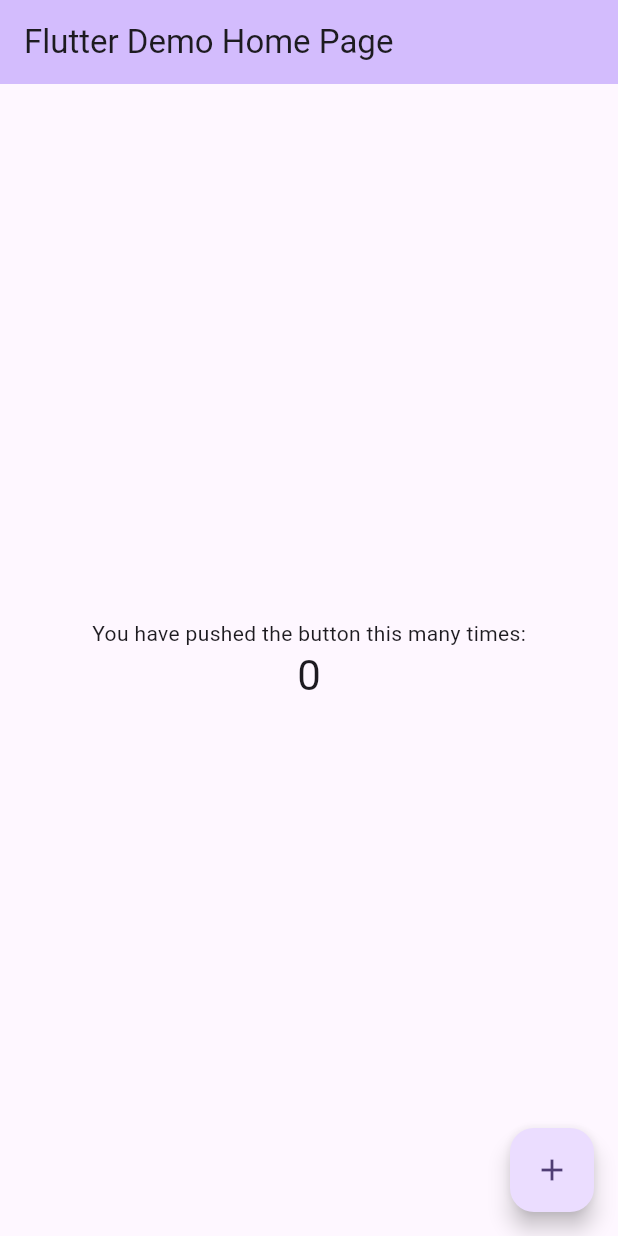
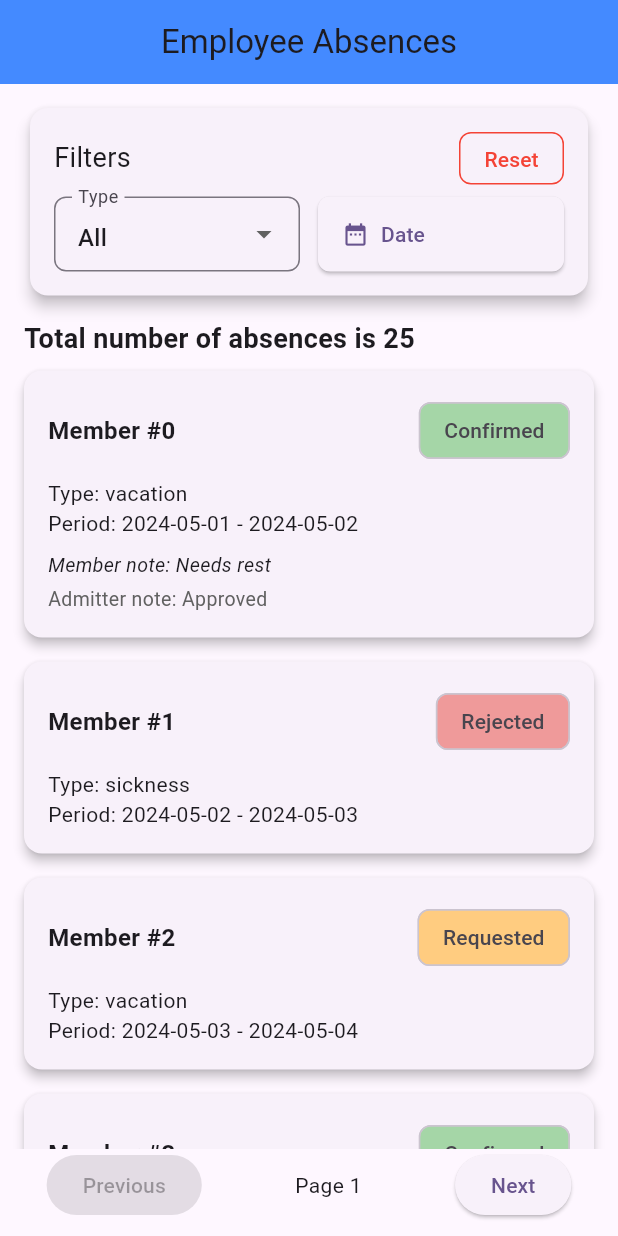
Before and after one commit to melikamehrdad/crewmeister-coding-challenge, a Flutter app: the screen it shows after launch, on a phone screen of 412 x 824 dp. Run offline on Flutter 3.47's test engine with Material 3 defaults, Android fonts, the phone set to English and light mode, and no system bars.

Commit message:
Create UI with mock data, add some new folder structure, add intel package

```diff
--- /dev/null
+++ b/lib/data/models/models.dart
@@ -0,0 +1 @@
+export 'responses/responses.dart';
--- /dev/null
+++ b/lib/data/models/responses/responses.dart
@@ -0,0 +1,2 @@
+export 'absences_model.dart';
+export 'members_model.dart';
--- /dev/null
+++ b/lib/domain/entities/entities.dart
@@ -0,0 +1 @@
+export 'responses/responses.dart';
--- /dev/null
+++ b/lib/domain/entities/responses/absences.dart
@@ -0,0 +1,101 @@
+class AbsencesResponse {
+  final String message;
+  final List<Absence> payload;
+
+  AbsencesResponse({
+    required this.message,
+    required this.payload,
+  });
+
+  factory AbsencesResponse.fromJson(Map<String, dynamic> json) {
+    return AbsencesResponse(
+      message: json['message'] as String,
+      payload: (json['payload'] as List<dynamic>)
+          .map((item) => Absence.fromJson(item as Map<String, dynamic>))
+          .toList(),
+    );
+  }
+
+  Map<String, dynamic> toJson() {
+    return {
+      'message': message,
+      'payload': payload.map((absence) => absence.toJson()).toList(),
+    };
+  }
+}
+
+class Absence {
+  final int? admitterId;
+  final String admitterNote;
+  final String? confirmedAt;
+  final String createdAt;
+  final int crewId;
+  final String endDate;
+  final int id;
+  final String memberNote;
+  final String? rejectedAt;
+  final String startDate;
+  final String type;
+  final int userId;
+  final String status;
+
+  Absence({
+    this.admitterId,
+    required this.admitterNote,
+    this.confirmedAt,
+    required this.createdAt,
+    required this.crewId,
+    required this.endDate,
+    required this.id,
+    required this.memberNote,
+    this.rejectedAt,
+    required this.startDate,
+    required this.type,
+    required this.userId,
+    required this.status,
+  });
+
+  factory Absence.fromJson(Map<String, dynamic> json) {
+    String status;
+    if (json['confirmedAt'] != null) {
+      status = 'Confirmed';
+    } else if (json['rejectedAt'] != null) {
+      status = 'Rejected';
+    } else {
+      status = 'Requested';
+    }
+
+    return Absence(
+      admitterId: json['admitterId'] as int?,
+      admitterNote: json['admitterNote'] as String,
+      confirmedAt: json['confirmedAt'] as String?,
+      createdAt: json['createdAt'] as String,
+      crewId: json['crewId'] as int,
+      endDate: json['endDate'] as String,
+      id: json['id'] as int,
+      memberNote: json['memberNote'] as String,
+      rejectedAt: json['rejectedAt'] as String?,
+      startDate: json['startDate'] as String,
+      type: json['type'] as String,
+      userId: json['userId'] as int,
+      status: status,
+    );
+  }
+
+  Map<String, dynamic> toJson() {
+    return {
+      'admitterId': admitterId,
+      'admitterNote': admitterNote,
+      'confirmedAt': confirmedAt,
+      'createdAt': createdAt,
+      'crewId': crewId,
+      'endDate': endDate,
+      'id': id,
+      'memberNote': memberNote,
+      'rejectedAt': rejectedAt,
+      'startDate': startDate,
+      'type': type,
+      'userId': userId,
+    };
+  }
+}
--- /dev/null
+++ b/lib/domain/entities/responses/members.dart
@@ -0,0 +1,59 @@
+class MembersResponse {
+  final String message;
+  final List<Member> payload;
+
+  MembersResponse({
+    required this.message,
+    required this.payload,
+  });
+
+  factory MembersResponse.fromJson(Map<String, dynamic> json) {
+    return MembersResponse(
+      message: json['message'],
+      payload: List<Member>.from(json['payload'].map((x) => Member.fromJson(x))),
+    );
+  }
+
+  Map<String, dynamic> toJson() {
+    return {
+      'message': message,
+      'payload': List<dynamic>.from(payload.map((x) => x.toJson())),
+    };
+  }
+}
+
+class Member {
+  final int crewId;
+  final int id;
+  final String image;
+  final String name;
+  final int userId;
+
+  Member({
+    required this.crewId,
+    required this.id,
+    required this.image,
+    required this.name,
+    required this.userId,
+  });
+
+  factory Member.fromJson(Map<String, dynamic> json) {
+    return Member(
+      crewId: json['crewId'],
+      id: json['id'],
+      image: json['image'],
+      name: json['name'],
+      userId: json['userId'],
+    );
+  }
+
+  Map<String, dynamic> toJson() {
+    return {
+      'crewId': crewId,
+      'id': id,
+      'image': image,
+      'name': name,
+      'userId': userId,
+    };
+  }
+}
--- /dev/null
+++ b/lib/domain/entities/responses/responses.dart
@@ -0,0 +1,2 @@
+export 'absences.dart';
+export 'members.dart';
--- a/lib/main.dart
+++ b/lib/main.dart
@@ -1,3 +1,4 @@
+import 'package:code_challenge/view/view.dart';
 import 'package:flutter/material.dart';
 
 void main() {
@@ -10,59 +11,13 @@ class MyApp extends StatelessWidget {
   @override
   Widget build(BuildContext context) {
     return MaterialApp(
-      title: 'Flutter Demo',
+      debugShowCheckedModeBanner: false,
+      title: 'Employee Absences',
       theme: ThemeData(
         colorScheme: ColorScheme.fromSeed(seedColor: Colors.deepPurple),
         useMaterial3: true,
       ),
-      home: const MyHomePage(title: 'Flutter Demo Home Page'),
+      home: const AbsencesScreen(),
     );
   }
 }
-
-class MyHomePage extends StatefulWidget {
-  const MyHomePage({super.key, required this.title});
-  final String title;
-
-  @override
-  State<MyHomePage> createState() => _MyHomePageState();
-}
-
-class _MyHomePageState extends State<MyHomePage> {
-  int _counter = 0;
-
-  void _incrementCounter() {
-    setState(() {
-      _counter++;
-    });
-  }
-
-  @override
-  Widget build(BuildContext context) {
-    return Scaffold(
-      appBar: AppBar(
-        backgroundColor: Theme.of(context).colorScheme.inversePrimary,
-        title: Text(widget.title),
-      ),
-      body: Center(
-        child: Column(
-          mainAxisAlignment: MainAxisAlignment.center,
-          children: <Widget>[
-            const Text(
-              'You have pushed the button this many times:',
-            ),
-            Text(
-              '$_counter',
-              style: Theme.of(context).textTheme.headlineMedium,
-            ),
-          ],
-        ),
-      ),
-      floatingActionButton: FloatingActionButton(
-        onPressed: _incrementCounter,
-        tooltip: 'Increment',
-        child: const Icon(Icons.add),
-      ),
-    );
-  }
-}
--- /dev/null
+++ b/lib/view/pages/absences_page.dart
@@ -0,0 +1,286 @@
+
+import 'package:code_challenge/domain/entities/entities.dart';
+import 'package:flutter/material.dart';
+import 'package:intl/intl.dart';
+
+class AbsencesScreen extends StatefulWidget {
+  const AbsencesScreen({super.key});
+
+  @override
+  State<AbsencesScreen> createState() => _AbsencesScreenState();
+}
+
+class _AbsencesScreenState extends State<AbsencesScreen> {
+  final int _pageSize = 10;
+  List<Absence> _absences = [];
+  List<Absence> _filteredAbsences = [];
+  int _currentPage = 0;
+  String _selectedType = 'All';
+  DateTimeRange? _selectedDateRange;
+
+  @override
+  void initState() {
+    super.initState();
+    _loadFakeData();
+  }
+
+  void _loadFakeData() {
+    _absences = List.generate(
+        25,
+        (index) => Absence(
+              userId: index,
+              type: index % 2 == 0 ? "vacation" : "sickness",
+              startDate:
+                  "2024-05-${((index % 28) + 1).toString().padLeft(2, '0')}",
+              endDate:
+                  "2024-05-${((index % 28) + 2).toString().padLeft(2, '0')}",
+              memberNote: index % 3 == 0 ? "Needs rest" : "",
+              admitterNote: index % 5 == 0 ? "Approved" : "",
+              status: ["Confirmed", "Rejected", "Requested"][index % 3],
+              createdAt: "2024-05-${(index % 28) + 1}",
+              crewId: index + 1,
+              id: index,
+            ));
+    _filteredAbsences = _absences;
+  }
+
+  void _filterAbsences() {
+    setState(() {
+      _filteredAbsences = _absences.where((absence) {
+        final matchType =
+            _selectedType == 'All' || absence.type == _selectedType;
+        final matchDate = _selectedDateRange == null ||
+            (DateTime.parse(absence.startDate)
+                    .isAfter(_selectedDateRange!.start) &&
+                DateTime.parse(absence.endDate)
+                    .isBefore(_selectedDateRange!.end));
+        return matchType && matchDate;
+      }).toList();
+    });
+  }
+
+  void _resetFilters() {
+    setState(() {
+      _selectedType = 'All';
+      _selectedDateRange = null;
+    });
+    _filterAbsences();
+  }
+
+  Color _getStatusColor(String status) {
+    switch (status) {
+      case 'Confirmed':
+        return Colors.green.shade200;
+      case 'Rejected':
+        return Colors.red.shade200;
+      default:
+        return Colors.orange.shade200;
+    }
+  }
+
+  Widget _buildFilters() {
+    return Padding(
+      padding: const EdgeInsets.symmetric(horizontal: 16.0, vertical: 12.0),
+      child: Card(
+        elevation: 4,
+        shape: RoundedRectangleBorder(borderRadius: BorderRadius.circular(12)),
+        child: Padding(
+          padding: const EdgeInsets.all(16.0),
+          child: Column(
+            crossAxisAlignment: CrossAxisAlignment.start,
+            children: [
+              Row(
+                children: [
+                  const Text('Filters', style: TextStyle(fontSize: 18)),
+                  const Spacer(),
+                  SizedBox(
+                    height: 35,
+                    width: 70,
+                    child: TextButton(
+                      onPressed: _resetFilters,
+                      style: TextButton.styleFrom(
+                        shape: RoundedRectangleBorder(
+                          borderRadius: BorderRadius.circular(8),
+                          side: const BorderSide(color: Colors.red),
+                        ),
+                      ),
+                      child: const Text('Reset',
+                          style: TextStyle(color: Colors.red)),
+                    ),
+                  ),
+                ],
+              ),
+              const SizedBox(height: 8),
+              Row(
+                children: [
+                  Expanded(
+                    child: SizedBox(
+                      height: 50,
+                      child: DropdownButtonFormField<String>(
+                        value: _selectedType,
+                        onChanged: (value) {
+                          setState(() => _selectedType = value!);
+                          _filterAbsences();
+                        },
+                        decoration: InputDecoration(
+                          labelText: 'Type',
+                          border: OutlineInputBorder(
+                              borderRadius: BorderRadius.circular(8)),
+                        ),
+                        items: ['All', 'vacation', 'sickness']
+                            .map((type) => DropdownMenuItem(
+                                value: type, child: Text(type)))
+                            .toList(),
+                      ),
+                    ),
+                  ),
+                  const SizedBox(width: 12),
+                  Expanded(
+                    child: SizedBox(
+                      height: 50,
+                      child: ElevatedButton.icon(
+                        onPressed: () async {
+                          final picked = await showDateRangePicker(
+                            context: context,
+                            firstDate: DateTime(2020),
+                            lastDate: DateTime(2025),
+                            initialDateRange: _selectedDateRange,
+                            currentDate: DateTime.now(),
+                          );
+                          if (picked != null) {
+                            setState(() => _selectedDateRange = picked);
+                            _filterAbsences();
+                          }
+                        },
+                        icon: const Icon(Icons.date_range),
+                        label: Text(
+                          _selectedDateRange == null
+                              ? 'Date'
+                              : '${DateFormat('dd MMM').format(_selectedDateRange!.start)} - ${DateFormat('dd MMM').format(_selectedDateRange!.end)}',
+                          maxLines: 1,
+                          overflow: TextOverflow.ellipsis,
+                        ),
+                        style: ElevatedButton.styleFrom(
+                          shape: RoundedRectangleBorder(
+                            borderRadius: BorderRadius.circular(8),
+                          ),
+                          alignment: Alignment.centerLeft,
+                        ),
+                      ),
+                    ),
+                  ),
+                ],
+              ),
+            ],
+          ),
+        ),
+      ),
+    );
+  }
+
+  Widget _buildAbsenceCard(Absence absence) {
+    return Card(
+      margin: const EdgeInsets.symmetric(horizontal: 16, vertical: 8),
+      elevation: 3,
+      shape: RoundedRectangleBorder(borderRadius: BorderRadius.circular(12)),
+      child: Padding(
+        padding: const EdgeInsets.all(16.0),
+        child: Column(
+          crossAxisAlignment: CrossAxisAlignment.start,
+          children: [
+            Row(
+              mainAxisAlignment: MainAxisAlignment.spaceBetween,
+              children: [
+                Text("Member #${absence.userId}",
+                    style: const TextStyle(
+                        fontSize: 16, fontWeight: FontWeight.bold)),
+                Chip(
+                  label: Text(absence.status),
+                  backgroundColor: _getStatusColor(absence.status),
+                ),
+              ],
+            ),
+            const SizedBox(height: 8),
+            Text("Type: ${absence.type}", style: const TextStyle(fontSize: 14)),
+            Text("Period: ${absence.startDate} - ${absence.endDate}",
+                style: const TextStyle(fontSize: 14)),
+            if (absence.memberNote.isNotEmpty)
+              Padding(
+                padding: const EdgeInsets.only(top: 8),
+                child: Text("Member note: ${absence.memberNote}",
+                    style: const TextStyle(
+                        fontSize: 13, fontStyle: FontStyle.italic)),
+              ),
+            if (absence.admitterNote.isNotEmpty)
+              Padding(
+                padding: const EdgeInsets.only(top: 4),
+                child: Text("Admitter note: ${absence.admitterNote}",
+                    style: TextStyle(fontSize: 13, color: Colors.grey[700])),
+              ),
+          ],
+        ),
+      ),
+    );
+  }
+
+  Widget _buildPaginationControls() {
+    return Row(
+      mainAxisAlignment: MainAxisAlignment.spaceAround,
+      children: [
+        ElevatedButton(
+          onPressed:
+              _currentPage > 0 ? () => setState(() => _currentPage--) : null,
+          child: const Text('Previous'),
+        ),
+        Text('Page ${_currentPage + 1}'),
+        ElevatedButton(
+          onPressed: (_currentPage + 1) * _pageSize < _filteredAbsences.length
+              ? () => setState(() => _currentPage++)
+              : null,
+          child: const Text('Next'),
+        ),
+      ],
+    );
+  }
+
+  @override
+  Widget build(BuildContext context) {
+    final start = _currentPage * _pageSize;
+    final end = (_currentPage + 1) * _pageSize;
+    final pageItems = _filteredAbsences.sublist(
+        start, end > _filteredAbsences.length ? _filteredAbsences.length : end);
+
+    return Scaffold(
+      appBar: AppBar(
+        title: const Text('Employee Absences'),
+        centerTitle: true,
+        backgroundColor: Colors.blueAccent,
+      ),
+      body: Column(
+        children: [
+          _buildFilters(),
+          Padding(
+            padding: const EdgeInsets.symmetric(horizontal: 16.0),
+            child: Align(
+              alignment: Alignment.centerLeft,
+              child: Text(
+                'Total number of absences is ${_filteredAbsences.length}',
+                style:
+                    const TextStyle(fontSize: 18, fontWeight: FontWeight.bold),
+              ),
+            ),
+          ),
+          Expanded(
+            child: ListView.builder(
+              itemCount: pageItems.length,
+              itemBuilder: (context, index) =>
+                  _buildAbsenceCard(pageItems[index]),
+            ),
+          ),
+          _buildPaginationControls(),
+          const SizedBox(height: 10),
+        ],
+      ),
+    );
+  }
+}
--- /dev/null
+++ b/lib/view/view.dart
@@ -0,0 +1 @@
+export 'pages/absences_page.dart';
--- a/pubspec.yaml
+++ b/pubspec.yaml
@@ -11,6 +11,7 @@ dependencies:
   flutter:
     sdk: flutter
   cupertino_icons: ^1.0.8
+  intl: ^0.20.2
 
 dev_dependencies:
   flutter_test:
```
Also changed, not shown: lib/data/models/responses/absences_model.dart (added, +89 -0 lines), lib/data/models/responses/members_model.dart (added, +59 -0 lines).
